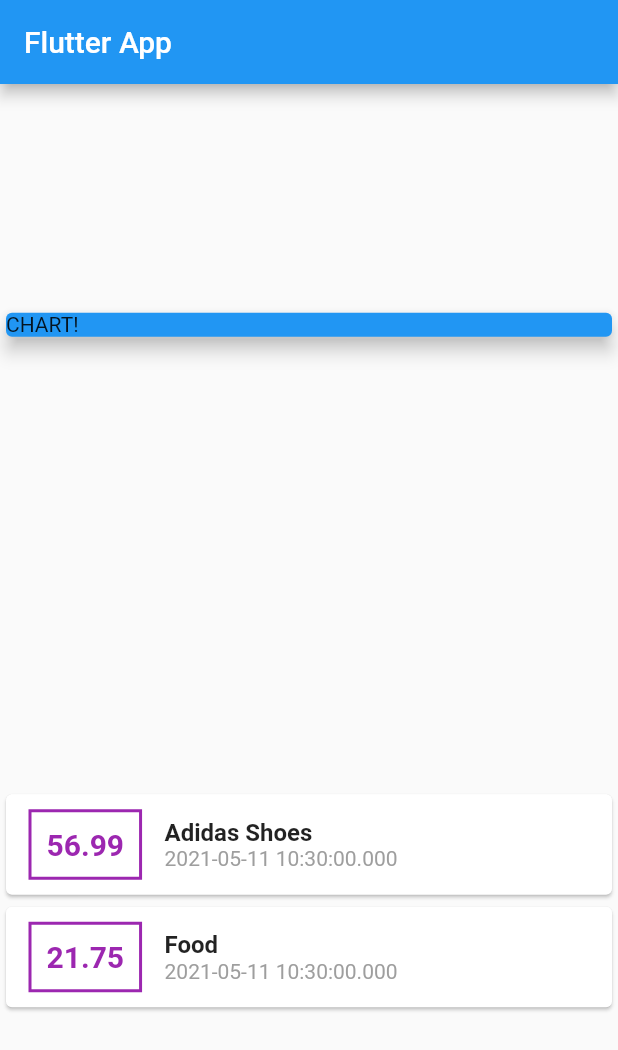
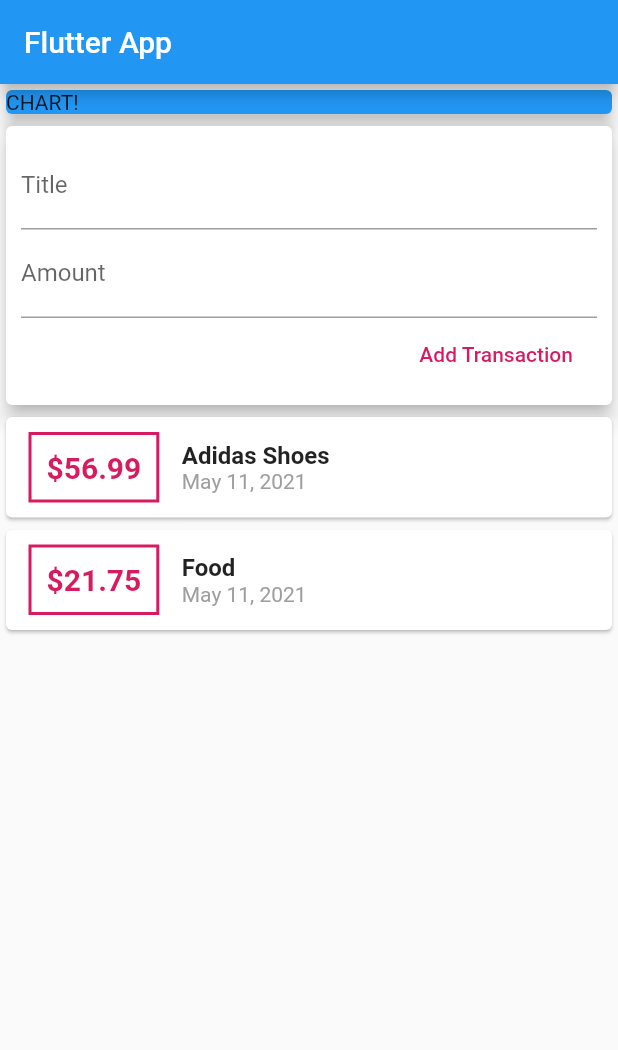
Before and after one commit to APopp524/Flutter-Learning, a Flutter app: the screen it shows after launch, on a phone screen of 412 x 824 dp. Shown: the top 1050 px of the screen. Run offline on Flutter 3.47's test engine with Material 2 defaults, Android fonts, the phone set to English and light mode, and no system bars.

Commit message:
add new transactions

```diff
--- a/expense_planner/lib/main.dart
+++ b/expense_planner/lib/main.dart
@@ -1,6 +1,5 @@
+import './widgets/user_transaction.dart';
 import 'package:flutter/material.dart';
-
-import 'transaction.dart';
 
 void main() => runApp(MyApp());
 
@@ -15,12 +14,6 @@ class MyApp extends StatelessWidget {
 }
 
 class MyHomePage extends StatelessWidget {
-  final List<Transaction> transactions = [
-    Transaction(
-        id: 't1', title: 'Adidas Shoes', amount: 56.99, date: DateTime.now()),
-    Transaction(id: 't2', title: 'Food', amount: 21.75, date: DateTime.now())
-  ];
-
   @override
   Widget build(BuildContext context) {
     return Scaffold(
@@ -28,7 +21,7 @@ class MyHomePage extends StatelessWidget {
         title: Text('Flutter App'),
       ),
       body: Column(
-        mainAxisAlignment: MainAxisAlignment.spaceAround,
+        // mainAxisAlignment: MainAxisAlignment.spaceAround,
         crossAxisAlignment: CrossAxisAlignment.stretch,
         children: <Widget>[
           Container(
@@ -39,55 +32,7 @@ class MyHomePage extends StatelessWidget {
               elevation: 5,
             ),
           ),
-          Column(
-            // tx is short for transactions
-            children: transactions.map((tx) {
-              return Card(
-                child: Row(
-                  children: <Widget>[
-                    Container(
-                      margin: EdgeInsets.symmetric(
-                        vertical: 10,
-                        horizontal: 15,
-                      ),
-                      decoration: BoxDecoration(
-                        border: Border.all(
-                          color: Colors.purple,
-                          width: 2,
-                        ),
-                      ),
-                      padding: EdgeInsets.all(10),
-                      child: Text(
-                        tx.amount.toString(),
-                        style: TextStyle(
-                          fontWeight: FontWeight.bold,
-                          fontSize: 20,
-                          color: Colors.purple,
-                        ),
-                      ),
-                    ),
-                    Column(
-                        crossAxisAlignment: CrossAxisAlignment.start,
-                        children: <Widget>[
-                          Text(
-                            tx.title,
-                            style: TextStyle(
-                              fontSize: 16,
-                              fontWeight: FontWeight.bold,
-                            ),
-                          ),
-                          Text(
-                            tx.date.toString(),
-                            style: TextStyle(
-                              color: Colors.grey,
-                            ),
-                          )
-                        ])
-                  ],
-                ),
-              );
-            }).toList(),
-          ),
+          UserTransaction(),
         ],
       ),
     );
--- /dev/null
+++ b/expense_planner/lib/widgets/new_transaction.dart
@@ -0,0 +1,48 @@
+import 'package:flutter/material.dart';
+
+class NewTransaction extends StatelessWidget {
+  final Function addTx;
+  final titleController = TextEditingController();
+  final amountController = TextEditingController();
+
+  NewTransaction(this.addTx);
+
+  @override
+  Widget build(BuildContext context) {
+    return Card(
+      elevation: 5,
+      child: Container(
+        padding: EdgeInsets.all(10),
+        child: Column(
+          crossAxisAlignment: CrossAxisAlignment.end,
+          children: <Widget>[
+            TextField(
+              decoration: InputDecoration(labelText: 'Title'),
+              controller: titleController,
+              // onChanged: (value) {
+              //   titleInput = value;
+              // },
+            ),
+            TextField(
+              decoration: InputDecoration(labelText: 'Amount'),
+              controller: amountController,
+            ),
+            FlatButton(
+                onPressed: () {
+                  print(titleController.text);
+                  addTx(
+                    titleController.text,
+                    // must enter number or this will break
+                    // ignore: todo
+                    // TODO: add error message
+                    double.parse(amountController.text),
+                  );
+                },
+                child: Text('Add Transaction'),
+                textColor: Colors.pink[600])
+          ],
+        ),
+      ),
+    );
+  }
+}
--- /dev/null
+++ b/expense_planner/lib/widgets/transaction_list.dart
@@ -0,0 +1,62 @@
+import 'package:expense_planner/models/transaction.dart';
+import 'package:flutter/material.dart';
+import 'package:intl/intl.dart';
+
+class TransactionLists extends StatelessWidget {
+  final List<Transaction> transactions;
+
+  TransactionLists(this.transactions);
+
+  @override
+  Widget build(BuildContext context) {
+    return Column(
+      // tx is short for transactions
+      children: transactions.map((tx) {
+        return Card(
+          child: Row(
+            children: <Widget>[
+              Container(
+                margin: EdgeInsets.symmetric(
+                  vertical: 10,
+                  horizontal: 15,
+                ),
+                decoration: BoxDecoration(
+                  border: Border.all(
+                    color: Colors.pink[600],
+                    width: 2,
+                  ),
+                ),
+                padding: EdgeInsets.all(10),
+                child: Text(
+                  '\$${tx.amount}',
+                  style: TextStyle(
+                    fontWeight: FontWeight.bold,
+                    fontSize: 20,
+                    color: Colors.pink[600],
+                  ),
+                ),
+              ),
+              Column(
+                  crossAxisAlignment: CrossAxisAlignment.start,
+                  children: <Widget>[
+                    Text(
+                      tx.title,
+                      style: TextStyle(
+                        fontSize: 16,
+                        fontWeight: FontWeight.bold,
+                      ),
+                    ),
+                    Text(
+                      DateFormat.yMMMMd().format(tx.date),
+                      style: TextStyle(
+                        color: Colors.grey,
+                      ),
+                    )
+                  ])
+            ],
+          ),
+        );
+      }).toList(),
+    );
+  }
+}
--- /dev/null
+++ b/expense_planner/lib/widgets/user_transaction.dart
@@ -0,0 +1,41 @@
+import 'package:flutter/material.dart';
+
+import 'new_transaction.dart';
+import 'transaction_list.dart';
+import '../models/transaction.dart';
+
+class UserTransaction extends StatefulWidget {
+  @override
+  _UserTransactionState createState() => _UserTransactionState();
+}
+
+class _UserTransactionState extends State<UserTransaction> {
+  final List<Transaction> _userTransactions = [
+    Transaction(
+        id: 't1', title: 'Adidas Shoes', amount: 56.99, date: DateTime.now()),
+    Transaction(id: 't2', title: 'Food', amount: 21.75, date: DateTime.now())
+  ];
+
+  void _addNewTransaction(String txTitle, double txAmount) {
+    final newTx = Transaction(
+      title: txTitle,
+      amount: txAmount,
+      date: DateTime.now(),
+      id: DateTime.now().toString(),
+    );
+
+    setState(() {
+      _userTransactions.add(newTx);
+    });
+  }
+
+  @override
+  Widget build(BuildContext context) {
+    return Column(
+      children: <Widget>[
+        NewTransaction(_addNewTransaction),
+        TransactionLists(_userTransactions),
+      ],
+    );
+  }
+}
--- a/expense_planner/pubspec.yaml
+++ b/expense_planner/pubspec.yaml
@@ -28,6 +28,7 @@ dependencies:
   # The following adds the Cupertino Icons font to your application.
   # Use with the CupertinoIcons class for iOS style icons.
   cupertino_icons: ^1.0.2
+  intl: ^0.17.0
 
 dev_dependencies:
   flutter_test:
```
Also changed, not shown: expense_planner/lib/models/transaction.dart (renamed from expense_planner/lib/transaction.dart), expense_planner/pubspec.lock, 1 other file.
